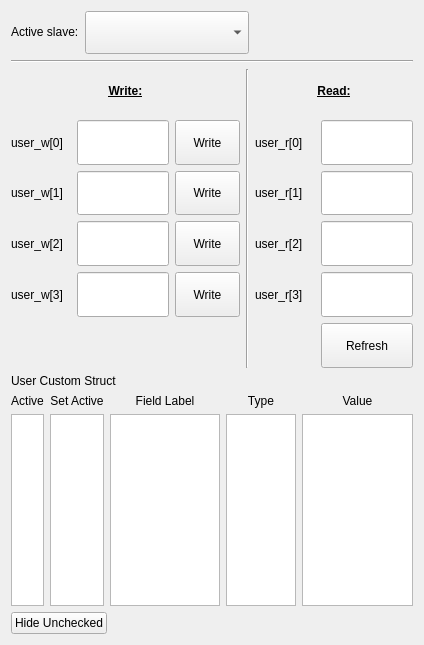
JFDuval/flexsea-plan, file ui/w_userrw.ui: the form before one commit.
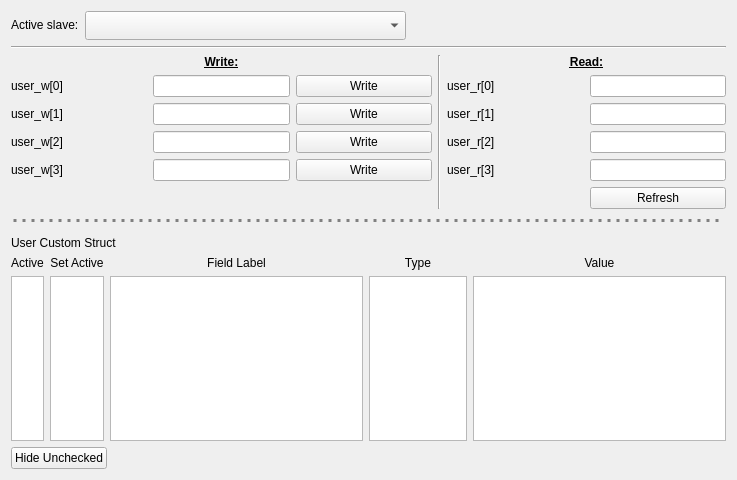
The form after the commit.

The edit to the form file:
```diff
--- a/ui/w_userrw.ui
+++ b/ui/w_userrw.ui
@@ -6,8 +6,8 @@
    <rect>
     <x>0</x>
     <y>0</y>
-    <width>424</width>
-    <height>645</height>
+    <width>737</width>
+    <height>480</height>
    </rect>
   </property>
   <property name="sizePolicy">
@@ -19,31 +19,9 @@
   <property name="windowTitle">
    <string>Form</string>
   </property>
-  <layout class="QVBoxLayout" name="verticalLayout" stretch="1,0,7,0">
+  <layout class="QVBoxLayout" name="verticalLayout">
    <item>
     <layout class="QGridLayout" name="gridLayout">
-     <item row="0" column="1">
-      <widget class="QComboBox" name="comboBox_slave">
-       <property name="sizePolicy">
-        <sizepolicy hsizetype="Expanding" vsizetype="Expanding">
-         <horstretch>0</horstretch>
-         <verstretch>0</verstretch>
-        </sizepolicy>
-       </property>
-       <property name="minimumSize">
-        <size>
-         <width>100</width>
-         <height>0</height>
-        </size>
-       </property>
-       <property name="maximumSize">
-        <size>
-         <width>16777215</width>
-         <height>16777215</height>
-        </size>
-       </property>
-      </widget>
-     </item>
      <item row="0" column="0">
       <widget class="QLabel" name="label">
        <property name="sizePolicy">
@@ -76,6 +54,28 @@
        </property>
       </spacer>
      </item>
+     <item row="0" column="1">
+      <widget class="QComboBox" name="comboBox_slave">
+       <property name="sizePolicy">
+        <sizepolicy hsizetype="Expanding" vsizetype="Expanding">
+         <horstretch>0</horstretch>
+         <verstretch>0</verstretch>
+        </sizepolicy>
+       </property>
+       <property name="minimumSize">
+        <size>
+         <width>100</width>
+         <height>0</height>
+        </size>
+       </property>
+       <property name="maximumSize">
+        <size>
+         <width>16777215</width>
+         <height>40</height>
+        </size>
+       </property>
+      </widget>
+     </item>
     </layout>
    </item>
    <item>
@@ -86,6 +86,17 @@
     </widget>
    </item>
    <item>
+    <widget class="QSplitter" name="splitter">
+     <property name="styleSheet">
+      <string notr="true">QSplitter::handle:vertical{	
+	border-top: 3px dotted grey;	
+	margin: 10px 1px;			
+}</string>
+     </property>
+     <property name="orientation">
+      <enum>Qt::Vertical</enum>
+     </property>
+     <widget class="QWidget" name="">
     <layout class="QGridLayout" name="gridLayout_5" rowstretch="0,0,0,0,0,0" columnstretch="0,0,0,0,0,0">
      <item row="1" column="5">
       <widget class="QLineEdit" name="r0">
@@ -712,8 +723,8 @@
       </widget>
      </item>
     </layout>
-   </item>
-   <item>
+     </widget>
+     <widget class="QWidget" name="">
     <layout class="QVBoxLayout" name="verticalLayout_2">
      <item>
       <layout class="QHBoxLayout" name="userCustomStructTitleHorLayout">
@@ -895,6 +906,8 @@
       </widget>
      </item>
     </layout>
+     </widget>
+    </widget>
    </item>
   </layout>
  </widget>
```
Lines whose indentation alone changed are shown as unchanged.
